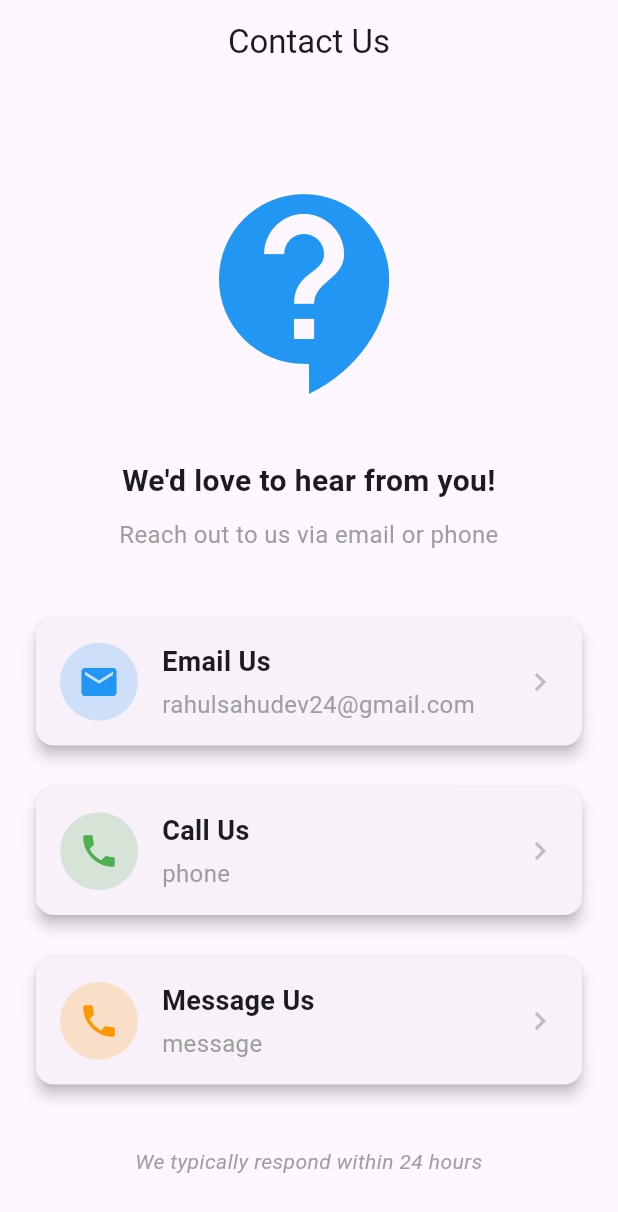
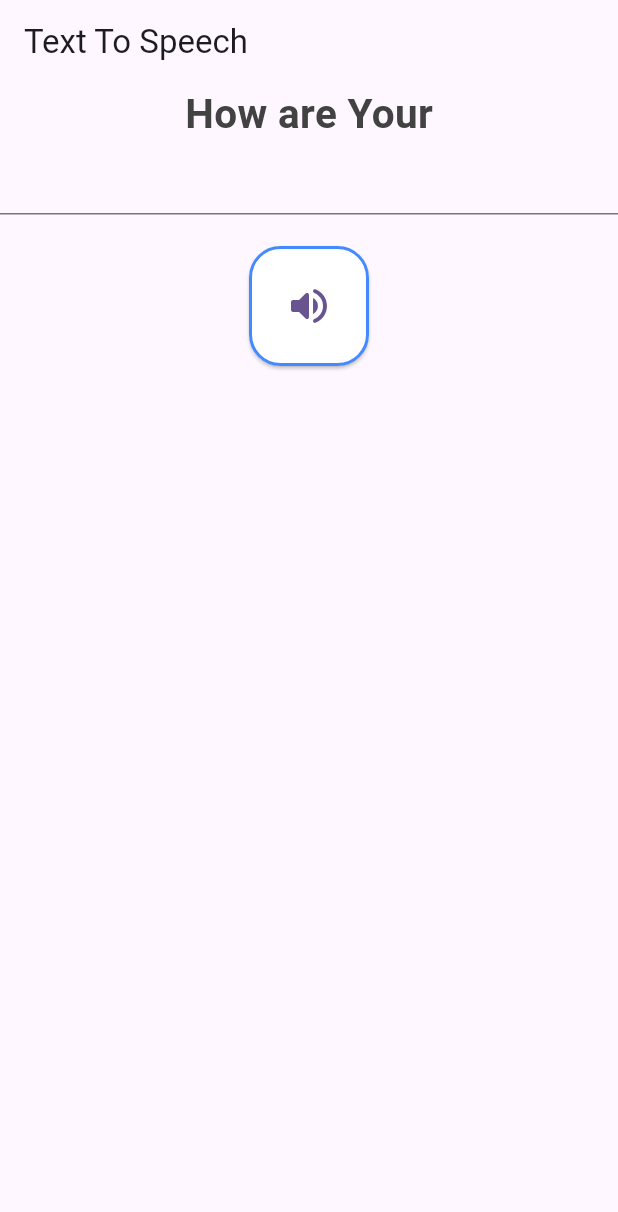
Before and after one commit to rahulkumardev24/flutter_all_widgets, a Flutter app: the screen it shows after launch, on a phone screen of 412 x 824 dp. Shown: the top 1212 px of the screen. Run offline on Flutter 3.47's test engine with Material 3 defaults, Android fonts, the phone set to English and light mode, and no system bars; our stand-ins replace carousel_slider, curved_navigation_bar, flutter_expandable_fab, flutter_tts, shared_preferences, youtube_player_flutter.

Commit message:
text to speech

```diff
--- a/lib/main.dart
+++ b/lib/main.dart
@@ -16,6 +16,7 @@
 import 'package:flutter_all_concept/shared_preference_concept/shared_preferences.dart';
 import 'package:flutter_all_concept/splash_screen.dart';
 import 'package:flutter_all_concept/tab%20in%20flutter/flutter_deafult_tab.dart';
+import 'package:flutter_all_concept/text_to_speech/text_to_speech_screen.dart';
 import 'package:flutter_all_concept/url_launcher/contact_screen.dart';
 import 'package:flutter_all_concept/youtube%20video/youtube_video_player.dart';
 import 'package:flutter_all_concept/youtube/playlist_videos_screen.dart';
@@ -40,6 +41,6 @@
           colorScheme: ColorScheme.fromSeed(seedColor: Colors.deepPurple),
           useMaterial3: true,
         ),
-        home:ContactScreen());
+        home: TextToSpeechScreen());
   }
 }
--- /dev/null
+++ b/lib/text_to_speech/text_to_speech_screen.dart
@@ -0,0 +1,70 @@
+import 'package:flutter/material.dart';
+import 'package:flutter_all_concept/text_to_speech/tts_to_speech.dart';
+
+class TextToSpeechScreen extends StatefulWidget {
+  const TextToSpeechScreen({super.key});
+
+  @override
+  State<TextToSpeechScreen> createState() => _TextToSpeechScreenState();
+}
+
+class _TextToSpeechScreenState extends State<TextToSpeechScreen> {
+  @override
+  void initState() {
+    super.initState();
+    TTService.intTts();
+  }
+
+  final _speechTextController = TextEditingController();
+
+  @override
+  Widget build(BuildContext context) {
+    return Scaffold(
+      appBar: AppBar(
+        title: Text("Text To Speech"),
+      ),
+      body: Center(
+        child: Column(
+          children: [
+            /// ----- Text ----- ////
+            Text(
+              "How are Your",
+              style: TextStyle(
+                  fontSize: 27,
+                  fontWeight: FontWeight.bold,
+                  color: Colors.grey.shade800),
+            ),
+
+            TextField(
+              controller: _speechTextController,
+            ),
+            const SizedBox(
+              height: 21,
+            ),
+
+            SizedBox(
+              height: 80,
+              width: 80,
+              child: ElevatedButton(
+
+                  /// ---
+                  onPressed: () {
+                    TTService.speakText(_speechTextController.text);
+                  },
+                  style: ElevatedButton.styleFrom(
+                      backgroundColor: Colors.white,
+                      shape: RoundedRectangleBorder(
+                          borderRadius: BorderRadius.circular(21),
+                          side: const BorderSide(
+                              width: 2, color: Colors.blueAccent))),
+                  child: const Icon(
+                    Icons.volume_up_rounded,
+                    size: 32,
+                  )),
+            )
+          ],
+        ),
+      ),
+    );
+  }
+}
--- /dev/null
+++ b/lib/text_to_speech/tts_to_speech.dart
@@ -0,0 +1,21 @@
+import 'package:flutter_tts/flutter_tts.dart';
+
+class TTService {
+  static final FlutterTts _flutterTts = FlutterTts();
+
+  static Future<void> intTts() async {
+    await _flutterTts.setLanguage("en-US");
+    await _flutterTts.setSpeechRate(0.2);
+    await _flutterTts.setPitch(1.2);
+  }
+
+  /// --- speak text --- ///
+  static Future<void> speakText(String text) async {
+    await _flutterTts.speak(text);
+  }
+
+  /// --- stop speaking --- ///
+  static Future<void> stopSpeaking() async {
+    await _flutterTts.stop();
+  }
+}
--- a/pubspec.yaml
+++ b/pubspec.yaml
@@ -35,6 +35,10 @@
   # The following adds the Cupertino Icons font to your application.
   # Use with the CupertinoIcons class for iOS style icons.
   cupertino_icons: ^1.0.8
+
+# Add tis dependency
+  flutter_tts: ^4.2.3
+
   curved_navigation_bar: ^1.0.6
   carousel_slider: ^5.0.0
   flutter_expandable_fab: ^2.3.0
```
Also changed, not shown: pubspec.lock, 3 other files.
